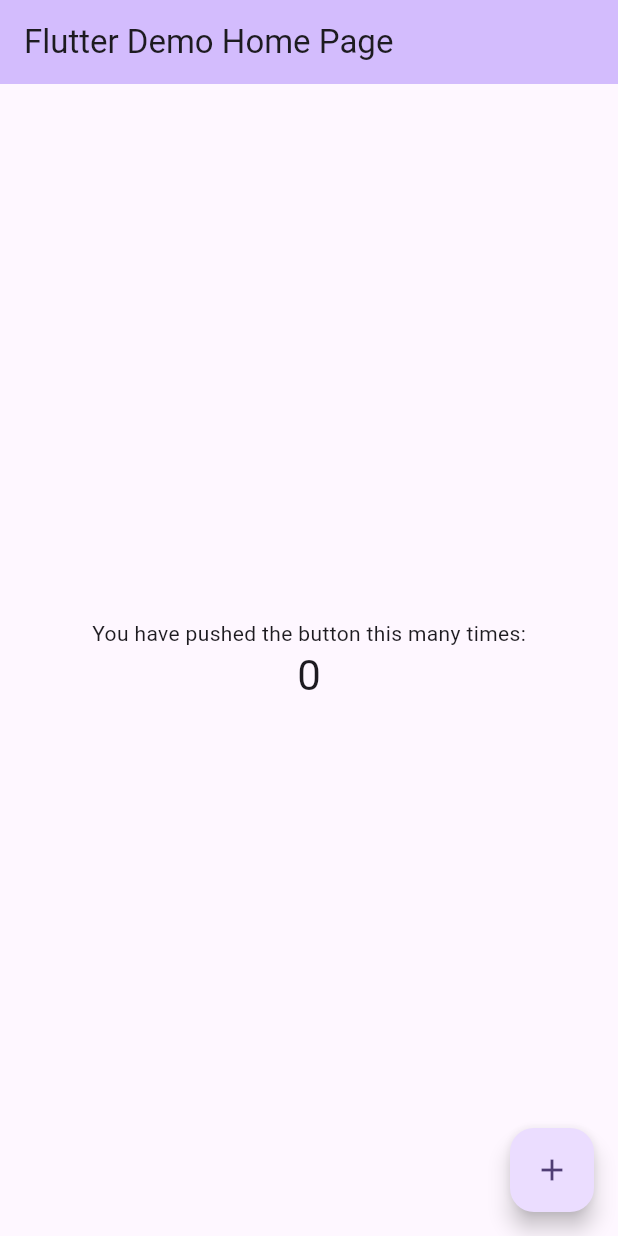
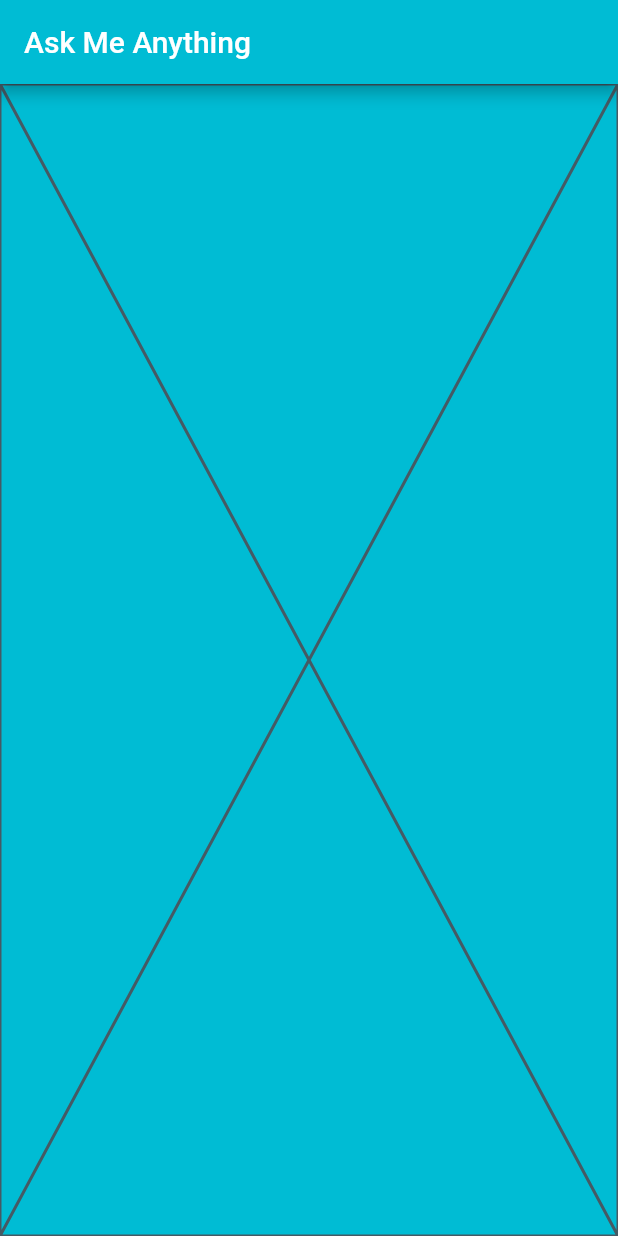
Before and after one commit to Jane-Mwangi/askAnything, a Flutter app: the screen it shows after launch, on a phone screen of 412 x 824 dp. Run offline on Flutter 3.47's test engine with Material 2 defaults, Android fonts, the phone set to English and light mode, and no system bars.

Commit message:
Add the assets. Create the Stateless widget.

```diff
--- a/lib/main.dart
+++ b/lib/main.dart
@@ -1,125 +1,25 @@
 import 'package:flutter/material.dart';
 
 void main() {
-  runApp(const MyApp());
+  return runApp(
+    MaterialApp(
+      home: Scaffold(
+        backgroundColor: Colors.cyan,
+        appBar: AppBar(
+          title: Text('Ask Me Anything'),
+          backgroundColor: Colors.cyan,
+        ),
+       body:AskMeAnythingPage(),
+      ),
+    ),
+  );
 }
 
-class MyApp extends StatelessWidget {
-  const MyApp({super.key});
-
-  // This widget is the root of your application.
-  @override
-  Widget build(BuildContext context) {
-    return MaterialApp(
-      title: 'Flutter Demo',
-      theme: ThemeData(
-        // This is the theme of your application.
-        //
-        // TRY THIS: Try running your application with "flutter run". You'll see
-        // the application has a blue toolbar. Then, without quitting the app,
-        // try changing the seedColor in the colorScheme below to Colors.green
-        // and then invoke "hot reload" (save your changes or press the "hot
-        // reload" button in a Flutter-supported IDE, or press "r" if you used
-        // the command line to start the app).
-        //
-        // Notice that the counter didn't reset back to zero; the application
-        // state is not lost during the reload. To reset the state, use hot
-        // restart instead.
-        //
-        // This works for code too, not just values: Most code changes can be
-        // tested with just a hot reload.
-        colorScheme: ColorScheme.fromSeed(seedColor: Colors.deepPurple),
-        useMaterial3: true,
-      ),
-      home: const MyHomePage(title: 'Flutter Demo Home Page'),
-    );
-  }
-}
-
-class MyHomePage extends StatefulWidget {
-  const MyHomePage({super.key, required this.title});
-
-  // This widget is the home page of your application. It is stateful, meaning
-  // that it has a State object (defined below) that contains fields that affect
-  // how it looks.
-
-  // This class is the configuration for the state. It holds the values (in this
-  // case the title) provided by the parent (in this case the App widget) and
-  // used by the build method of the State. Fields in a Widget subclass are
-  // always marked "final".
-
-  final String title;
-
-  @override
-  State<MyHomePage> createState() => _MyHomePageState();
-}
-
-class _MyHomePageState extends State<MyHomePage> {
-  int _counter = 0;
-
-  void _incrementCounter() {
-    setState(() {
-      // This call to setState tells the Flutter framework that something has
-      // changed in this State, which causes it to rerun the build method below
-      // so that the display can reflect the updated values. If we changed
-      // _counter without calling setState(), then the build method would not be
-      // called again, and so nothing would appear to happen.
-      _counter++;
-    });
-  }
+class AskMeAnythingPage extends StatelessWidget {
+  const AskMeAnythingPage({Key? key}) : super(key: key);
 
   @override
   Widget build(BuildContext context) {
-    // This method is rerun every time setState is called, for instance as done
-    // by the _incrementCounter method above.
-    //
-    // The Flutter framework has been optimized to make rerunning build methods
-    // fast, so that you can just rebuild anything that needs updating rather
-    // than having to individually change instances of widgets.
-    return Scaffold(
-      appBar: AppBar(
-        // TRY THIS: Try changing the color here to a specific color (to
-        // Colors.amber, perhaps?) and trigger a hot reload to see the AppBar
-        // change color while the other colors stay the same.
-        backgroundColor: Theme.of(context).colorScheme.inversePrimary,
-        // Here we take the value from the MyHomePage object that was created by
-        // the App.build method, and use it to set our appbar title.
-        title: Text(widget.title),
-      ),
-      body: Center(
-        // Center is a layout widget. It takes a single child and positions it
-        // in the middle of the parent.
-        child: Column(
-          // Column is also a layout widget. It takes a list of children and
-          // arranges them vertically. By default, it sizes itself to fit its
-          // children horizontally, and tries to be as tall as its parent.
-          //
-          // Column has various properties to control how it sizes itself and
-          // how it positions its children. Here we use mainAxisAlignment to
-          // center the children vertically; the main axis here is the vertical
-          // axis because Columns are vertical (the cross axis would be
-          // horizontal).
-          //
-          // TRY THIS: Invoke "debug painting" (choose the "Toggle Debug Paint"
-          // action in the IDE, or press "p" in the console), to see the
-          // wireframe for each widget.
-          mainAxisAlignment: MainAxisAlignment.center,
-          children: <Widget>[
-            const Text(
-              'You have pushed the button this many times:',
-            ),
-            Text(
-              '$_counter',
-              style: Theme.of(context).textTheme.headlineMedium,
-            ),
-          ],
-        ),
-      ),
-      floatingActionButton: FloatingActionButton(
-        onPressed: _incrementCounter,
-        tooltip: 'Increment',
-        child: const Icon(Icons.add),
-      ), // This trailing comma makes auto-formatting nicer for build methods.
-    );
+    return const Placeholder();
   }
 }
```
Also changed, not shown: pubspec.yaml (+2 -33 lines), images/ball1.png (added), images/ball2.png (added), images/ball3.png (added), images/ball4.png (added), images/ball5.png (added).
